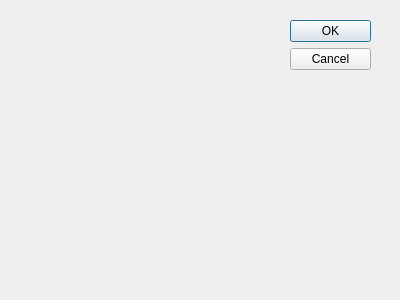
The window that BlackJack/InterfaceGrafica/nova_aposta.ui (gianricardo/prog3) describes before a commit, drawn with Qt 5.
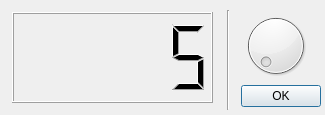
The same window after the commit.

Commit message: interface corrigida

The edit to the form file:
```diff
--- a/BlackJack/InterfaceGrafica/nova_aposta.ui
+++ b/BlackJack/InterfaceGrafica/nova_aposta.ui
@@ -8,28 +8,70 @@
    <rect>
     <x>0</x>
     <y>0</y>
-    <width>400</width>
-    <height>300</height>
+    <width>325</width>
+    <height>115</height>
    </rect>
   </property>
   <property name="windowTitle">
    <string>Dialog</string>
   </property>
-  <widget name="buttonBox" class="QDialogButtonBox">
+  <widget class="QDialogButtonBox" name="buttonBox_2">
    <property name="geometry">
     <rect>
-     <x>290</x>
-     <y>20</y>
+     <x>240</x>
+     <y>80</y>
      <width>81</width>
-     <height>241</height>
+     <height>32</height>
+    </rect>
+   </property>
+   <property name="standardButtons">
+    <set>QDialogButtonBox::Ok</set>
+   </property>
+  </widget>
+  <widget class="QDial" name="dial">
+   <property name="geometry">
+    <rect>
+     <x>240</x>
+     <y>10</y>
+     <width>71</width>
+     <height>71</height>
+    </rect>
+   </property>
+   <property name="minimum">
+    <number>5</number>
+   </property>
+   <property name="maximum">
+    <number>10000</number>
+   </property>
+  </widget>
+  <widget class="QLCDNumber" name="lcdNumber">
+   <property name="geometry">
+    <rect>
+     <x>12</x>
+     <y>12</y>
+     <width>201</width>
+     <height>91</height>
+    </rect>
+   </property>
+   <property name="digitCount">
+    <number>5</number>
+   </property>
+   <property name="intValue" stdset="0">
+    <number>5</number>
+   </property>
+  </widget>
+  <widget class="Line" name="line">
+   <property name="geometry">
+    <rect>
+     <x>220</x>
+     <y>10</y>
+     <width>16</width>
+     <height>100</height>
     </rect>
    </property>
    <property name="orientation">
     <enum>Qt::Vertical</enum>
    </property>
-   <property name="standardButtons">
-    <set>QDialogButtonBox::Cancel|QDialogButtonBox::Ok</set>
-   </property>
   </widget>
  </widget>
  <pixmapfunction/>
```
Left out of the diff: 33 changed lines with no effect on the pictures. The commit also changes 4 other files.
